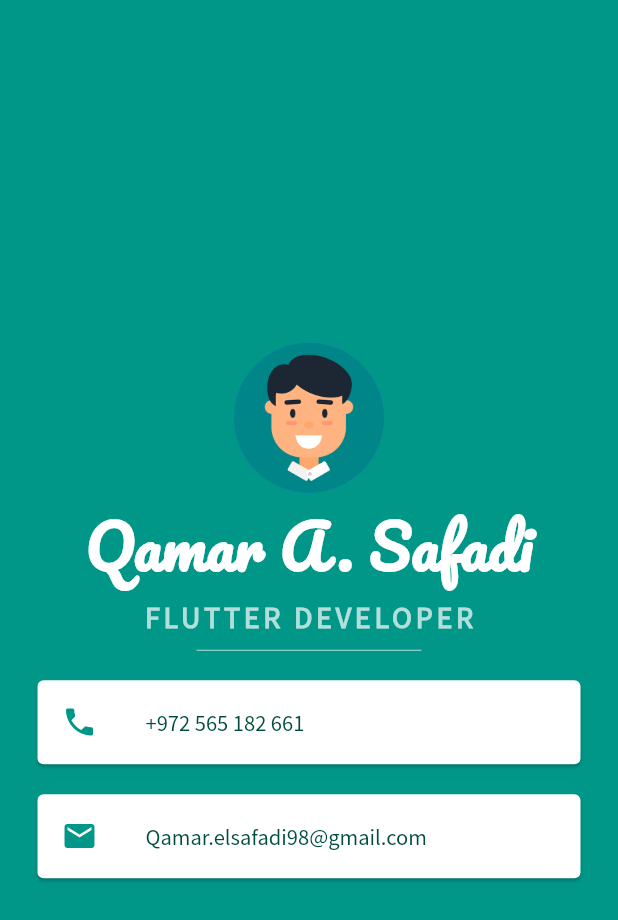
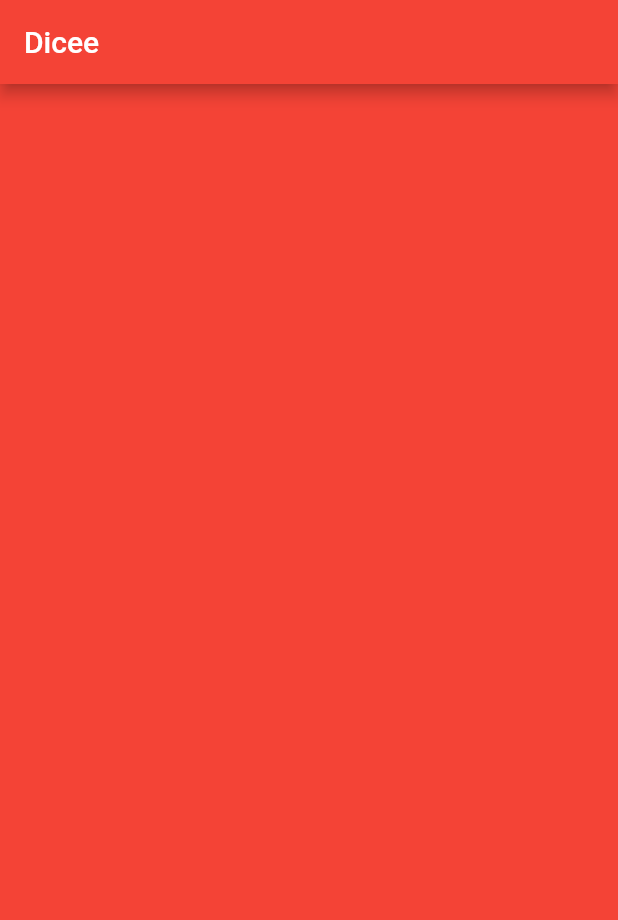
Before and after one commit to qamarsafadi1/first_flutter_project, a Flutter app: the screen it shows after launch, on a phone screen of 412 x 824 dp. Shown: the top 920 px of the screen. Run offline on Flutter 3.47's test engine with Material 2 defaults, Android fonts, the light colour scheme and no system bars.

Commit message:
init dicee app

```diff
--- a/lib/main.dart
+++ b/lib/main.dart
@@ -1,87 +1,20 @@
 import 'package:flutter/material.dart';
 
 void main() {
-  runApp(MyApp());
+  runApp(MaterialApp(
+    home: Scaffold(
+      backgroundColor: Colors.red,
+      appBar: AppBar(title: Text('Dicee'), backgroundColor: Colors.red),
+      body: DiceePage(),
+    ),
+  ));
 }
 
-class MyApp extends StatelessWidget {
-  const MyApp({Key? key}) : super(key: key);
+class DiceePage extends StatelessWidget {
+  const DiceePage({Key? key}) : super(key: key);
 
   @override
   Widget build(BuildContext context) {
-    return MaterialApp(
-      home: Scaffold(
-        backgroundColor: Colors.teal,
-        body: SafeArea(
-          child: Column(
-            mainAxisAlignment: MainAxisAlignment.center,
-            children: [
-              CircleAvatar(
-                radius: 50,
-                backgroundImage: AssetImage('images/imageavatar.png'),
-              ),
-              Text(
-                'Qamar A. Safadi',
-                style: TextStyle(
-                    fontFamily: 'Pacifico',
-                    fontSize: 40,
-                    color: Colors.white,
-                    fontWeight: FontWeight.bold),
-              ),
-              Text(
-                'FLUTTER DEVELOPER',
-                style: TextStyle(
-                    fontFamily: 'SourceFansPro',
-                    fontSize: 20,
-                    color: Colors.teal.shade100,
-                    letterSpacing: 2.5,
-                    fontWeight: FontWeight.bold),
-              ),
-              SizedBox(
-                height: 20,
-                width: 150,
-                child: Divider(
-                  color: Colors.teal.shade100,
-                ),
-              ),
-              Card(
-                margin: EdgeInsets.symmetric(vertical: 10, horizontal: 25),
-                color: Colors.white,
-                child: ListTile(
-                  leading: Icon(
-                    Icons.phone,
-                    color: Colors.teal,
-                  ),
-                  title: Text(
-                    "+972 565 182 661",
-                    style: TextStyle(
-                        color: Colors.teal.shade900,
-                        fontFamily: 'SourceFansPro',
-                        fontSize: 15),
-                  ),
-                ),
-              ),
-              Card(
-                margin: EdgeInsets.symmetric(vertical: 10, horizontal: 25),
-                color: Colors.white,
-                child: ListTile(
-                  leading: Icon(
-                    Icons.email,
-                    color: Colors.teal,
-                  ),
-                  title: Text(
-                    "Qamar.elsafadi98@gmail.com",
-                    style: TextStyle(
-                        color: Colors.teal.shade900,
-                        fontFamily: 'SourceFansPro',
-                        fontSize: 15),
-                  ),
-                ),
-              )
-            ],
-          ),
-        ),
-      ),
-    );
+    return Container();
   }
 }
```
